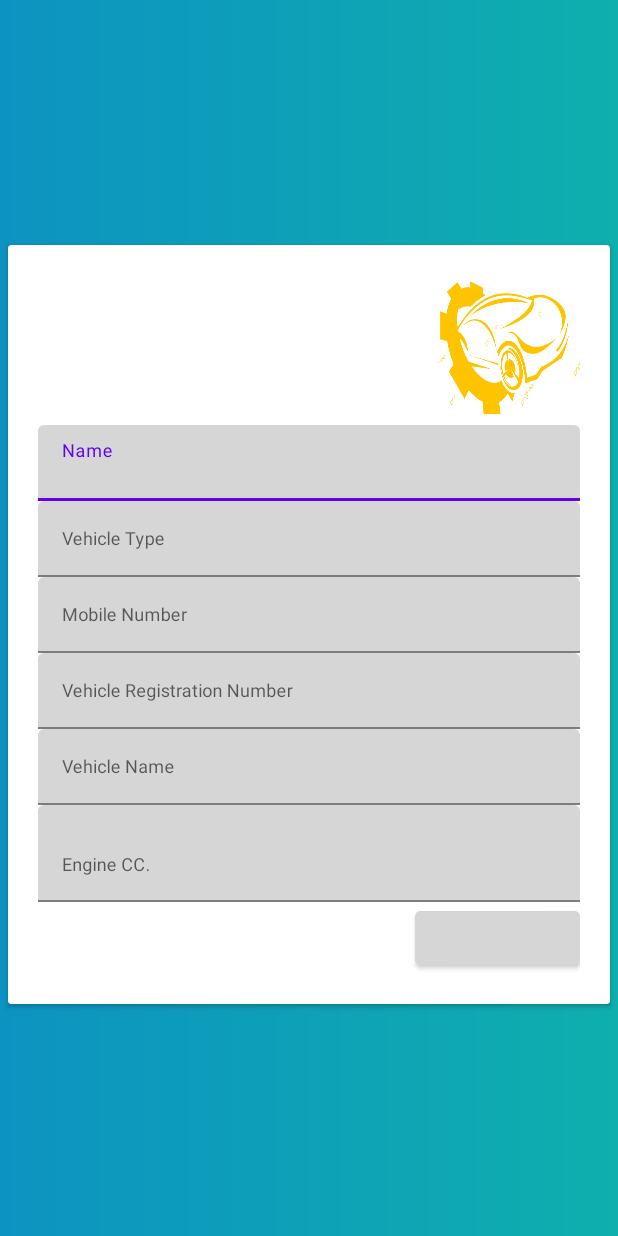
After one commit to Team-Phantoms/SawariSewa-Frontend, an Android app: the layout activity_bluebook.xml on its own in the app's theme, with its tools: preview values and no code run, on a phone screen of 412 x 824 dp. The commit adds this screen. Run offline under Robolectric (Android 15) with nearby library versions, the phone set to English and light mode, and no system bars; Roboto replaces fonts that are not available here.

Commit message:
Bluebook activity make

```diff
--- /dev/null
+++ b/app/src/main/java/com/example/sawariapatkalinsewa/Customerui/BluebookActivity.kt
@@ -0,0 +1,12 @@
+package com.example.sawariapatkalinsewa.Customerui
+
+import androidx.appcompat.app.AppCompatActivity
+import android.os.Bundle
+import com.example.sawariapatkalinsewa.R
+
+class BluebookActivity : AppCompatActivity() {
+    override fun onCreate(savedInstanceState: Bundle?) {
+        super.onCreate(savedInstanceState)
+        setContentView(R.layout.activity_bluebook)
+    }
+}
--- /dev/null
+++ b/app/src/main/res/drawable/centre_background.xml
@@ -0,0 +1,21 @@
+<?xml version="1.0" encoding="utf-8"?>
+<shape xmlns:android="http://schemas.android.com/apk/res/android" android:shape="rectangle" >
+    <gradient
+        android:angle="0"
+        android:centerX="0%"
+        android:centerColor="#0D93C1"
+        android:startColor="#0C78D5"
+        android:endColor="#0EAFAD"
+        android:type="linear"
+        />
+    <padding
+        android:left="0dp"
+        android:top="0dp"
+        android:right="0dp"
+        android:bottom="0dp"
+        />
+    <size
+        android:width="270dp"
+        android:height="60dp"
+        />
+</shape>
--- /dev/null
+++ b/app/src/main/res/drawable/centre_button.xml
@@ -0,0 +1,24 @@
+<?xml version="1.0" encoding="utf-8"?>
+<shape xmlns:android="http://schemas.android.com/apk/res/android" android:shape="rectangle" >
+    <corners
+        android:radius="26dp"
+        />
+    <gradient
+        android:angle="0"
+        android:centerX="0%"
+        android:centerColor="#0D93C2"
+        android:startColor="#0C74D9"
+        android:endColor="#0EB3AA"
+        android:type="linear"
+        />
+    <padding
+        android:left="0dp"
+        android:top="0dp"
+        android:right="0dp"
+        android:bottom="0dp"
+        />
+    <size
+        android:width="182dp"
+        android:height="40dp"
+        />
+</shape>
--- /dev/null
+++ b/app/src/main/res/layout/activity_bluebook.xml
@@ -0,0 +1,138 @@
+<?xml version="1.0" encoding="utf-8"?>
+<androidx.core.widget.NestedScrollView
+    xmlns:android="http://schemas.android.com/apk/res/android"
+    xmlns:app="http://schemas.android.com/apk/res-auto"
+    xmlns:tools="http://schemas.android.com/tools"
+    android:layout_width="match_parent"
+    android:layout_height="match_parent"
+    android:id="@+id/scrollFeed"
+    app:layout_behavior="@string/appbar_scrolling_view_behavior"
+    tools:context=".Customerui.BluebookActivity"
+    android:background="@drawable/centre_background"
+    android:focusableInTouchMode="true">
+
+
+    <androidx.cardview.widget.CardView
+        android:id="@+id/personalDetailsCard"
+        style="@style/centreLocatorCardDesign"
+        android:layout_marginTop="10dp"
+        android:cardCornerRadius="16dp"
+        android:cardElevation="10dp">
+
+        <LinearLayout
+            android:layout_width="match_parent"
+            android:layout_height="wrap_content"
+            android:layout_gravity="center"
+            android:focusableInTouchMode="false"
+            android:orientation="vertical"
+            android:padding="20dp">
+
+            <com.google.android.material.textfield.TextInputLayout
+                android:id="@+id/imgLogo"
+                android:layout_gravity="right"
+                android:layout_width="100dp"
+                android:layout_height="100dp">
+
+                <TextView
+                    android:id="@+id/txtLogo"
+                    android:background="@drawable/log"
+                    style="@style/modifiedEditTex"
+                    android:singleLine="true" />
+
+            </com.google.android.material.textfield.TextInputLayout>
+
+            <com.google.android.material.textfield.TextInputLayout
+                android:id="@+id/txtInputName"
+                android:layout_width="match_parent"
+                android:layout_height="wrap_content">
+
+                <EditText
+                    android:id="@+id/txtName"
+                    android:inputType="text"
+                    style="@style/modifiedEditText"
+                    android:hint="Name"
+                    android:singleLine="true" />
+
+            </com.google.android.material.textfield.TextInputLayout>
+
+            <com.google.android.material.textfield.TextInputLayout
+                android:id="@+id/txtType"
+                android:layout_width="match_parent"
+                android:layout_height="wrap_content">
+
+                <EditText
+                    android:id="@+id/txtTypee"
+                    style="@style/modifiedEditText"
+                    android:hint="Vehicle Type"
+                    android:singleLine="true"
+                    android:inputType="text" />
+
+            </com.google.android.material.textfield.TextInputLayout>
+
+
+            <com.google.android.material.textfield.TextInputLayout
+                android:id="@+id/txtInputEmail"
+                android:layout_width="match_parent"
+                android:layout_height="wrap_content">
+
+                <EditText
+                    android:id="@+id/txtEmail"
+                    style="@style/modifiedEditText"
+                    android:ems="10"
+                    android:hint="Mobile Number"
+                    android:inputType="textEmailAddress" />
+
+            </com.google.android.material.textfield.TextInputLayout>
+
+
+            <com.google.android.material.textfield.TextInputLayout
+                android:id="@+id/txtInputMob"
+                android:layout_width="match_parent"
+                android:layout_height="wrap_content">
+
+                <EditText
+                    android:id="@+id/txtMob"
+                    style="@style/modifiedEditText"
+                    android:hint="Vehicle Registration Number"
+                    android:inputType="phone" />
+            </com.google.android.material.textfield.TextInputLayout>
+
+
+            <com.google.android.material.textfield.TextInputLayout
+                android:id="@+id/txtInputReg"
+                android:layout_width="match_parent"
+                android:layout_height="wrap_content">
+
+                <EditText
+                    android:inputType="text"
+                    android:id="@+id/txtReg"
+                    style="@style/modifiedEditText"
+                    android:hint="Vehicle Name" />
+
+            </com.google.android.material.textfield.TextInputLayout>
+
+
+            <com.google.android.material.textfield.TextInputLayout
+                android:id="@+id/txtInputFeedback"
+                android:layout_width="match_parent"
+                android:layout_height="wrap_content">
+
+                <EditText
+                    android:id="@+id/txtFeed"
+                    style="@style/modifiedEditText"
+                    android:hint="Engine CC."
+                    android:inputType="textMultiLine"
+                    android:minLines="2" />
+
+            </com.google.android.material.textfield.TextInputLayout>
+            <Button
+                android:id="@+id/btnSend"
+                android:layout_width="110dp"
+                android:layout_height="wrap_content"
+                android:layout_gravity="right"
+                android:backgroundTint="@color/primaryTextColor"
+                android:text="Register"
+                android:textColor="@color/whiteTextColor" />
+        </LinearLayout>
+    </androidx.cardview.widget.CardView>
+</androidx.core.widget.NestedScrollView>
--- a/app/src/main/res/values/dimens.xml
+++ b/app/src/main/res/values/dimens.xml
@@ -7,4 +7,9 @@
     <dimen name="fab_margin">16dp</dimen>
     <dimen name="app_bar_height">180dp</dimen>
     <dimen name="text_margin">16dp</dimen>
+
+        <dimen name="newsMoreTextSize">12sp</dimen>
+        <dimen name="form_app_bar_height">250dp</dimen>
+
+
 </resources>
--- /dev/null
+++ b/app/src/main/res/values/styles.xml
@@ -0,0 +1,53 @@
+<resources>
+
+    <!-- Base application theme. -->
+    <style name="AppTheme" parent="Theme.AppCompat.Light.DarkActionBar">
+        <!-- Customize your theme here. -->
+        <item name="colorPrimary">@color/gradient</item>
+        <item name="colorPrimaryDark">@color/cardview_shadow_end_color</item>
+        <item name="colorAccent">@color/cardview_shadow_start_color</item>
+        <item name="android:textColorHint">@color/white</item>
+    </style>
+
+    <style name="AppTheme.NoActionBar">
+        <item name="windowActionBar">false</item>
+        <item name="windowNoTitle">true</item>
+    </style>
+
+
+    <style name="AppTheme.AppBarOverlay" parent="ThemeOverlay.AppCompat.Dark.ActionBar" >
+        <item name="colorControlNormal">@color/whiteTextColor</item>
+    </style>
+
+    <style name="AppTheme.PopupOverlay" parent="ThemeOverlay.AppCompat.Light" />
+
+
+
+    <style name="parent">
+        <item name="android:layout_width">match_parent</item>
+        <item name="android:layout_height">wrap_content</item>
+    </style>
+
+    <style name="modifiedEditText" parent="parent">
+        <item name="android:textSize">@dimen/newsMoreTextSize</item>
+        <item name="android:backgroundTint">@color/primaryTextColor</item>
+    </style>
+
+    <style name="modifiedEditTex" parent="parent">
+        <item name="android:textSize">@dimen/newsMoreTextSize</item>
+        <item name="android:backgroundTint">@color/gradient</item>
+    </style>
+
+
+    <style name="centreLocatorCardDesign">
+        <item name="android:layout_width">match_parent</item>
+        <item name="android:layout_height">match_parent</item>
+        <item name="android:layout_centerInParent">true</item>
+        <item name="android:layout_marginBottom">5dp</item>
+        <item name="android:layout_marginTop">5dp</item>
+        <item name="android:layout_marginLeft">5dp</item>
+        <item name="android:layout_marginRight">5dp</item>
+        <item name="android:layout_gravity">center</item>
+    </style>
+
+</resources>
```
Also changed, not shown: app/src/main/res/drawable/enquiry_bk.png (added).
